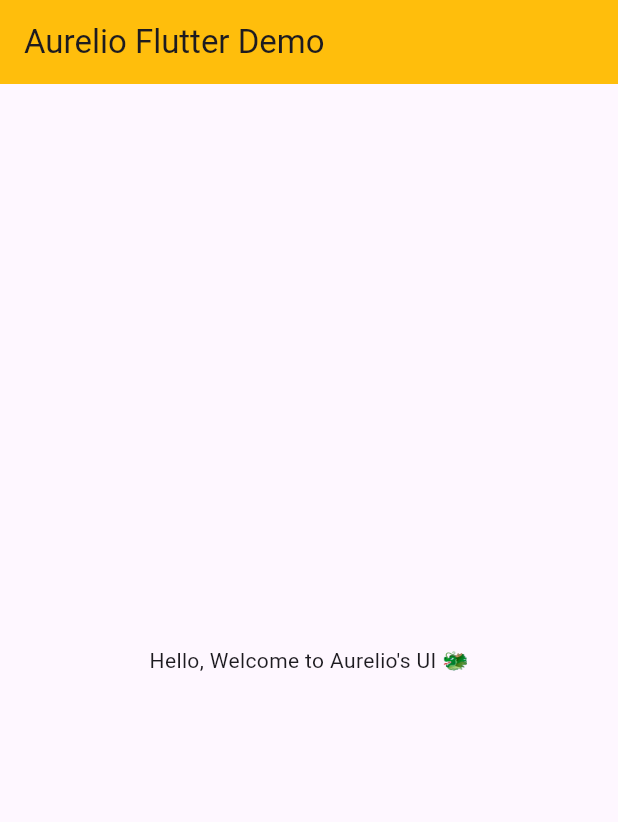
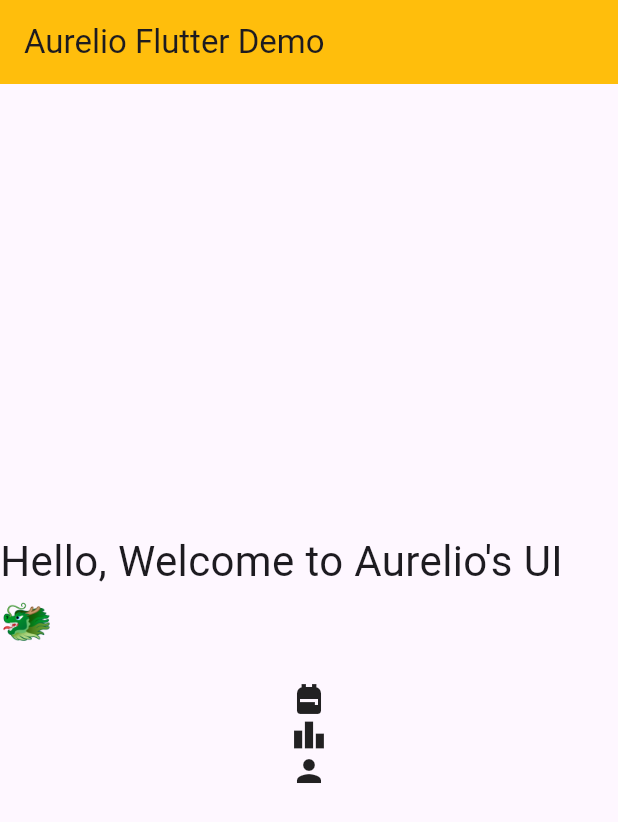
Before and after one commit to AurelioAlfons/aurelio_app1, a Flutter app: the screen it shows after launch, on a phone screen of 412 x 824 dp. Shown: the top 822 px of the screen. Run offline on Flutter 3.47's test engine with Material 3 defaults, Android fonts, the light colour scheme and no system bars.

Commit message:
Add icons

```diff
--- a/lib/main.dart
+++ b/lib/main.dart
@@ -17,9 +17,18 @@ class MyApp extends StatelessWidget {
           title: const Text("Aurelio Flutter Demo"),
         ),
         body: const Center(
-          child: Padding(
-            padding: EdgeInsets.all(10),
-            child: Text("Hello, Welcome to Aurelio's UI 🐲"),
+          child: Column(
+            mainAxisSize: MainAxisSize.min,
+            children: [
+              Text(
+                "Hello, Welcome to Aurelio's UI 🐲",
+                style: TextStyle(fontSize: 28),
+              ),
+              SizedBox(height: 20),
+              Icon(Icons.backpack),
+              Icon(Icons.leaderboard),
+              Icon(Icons.person),
+            ],
           ),
         ),
       ),
```
